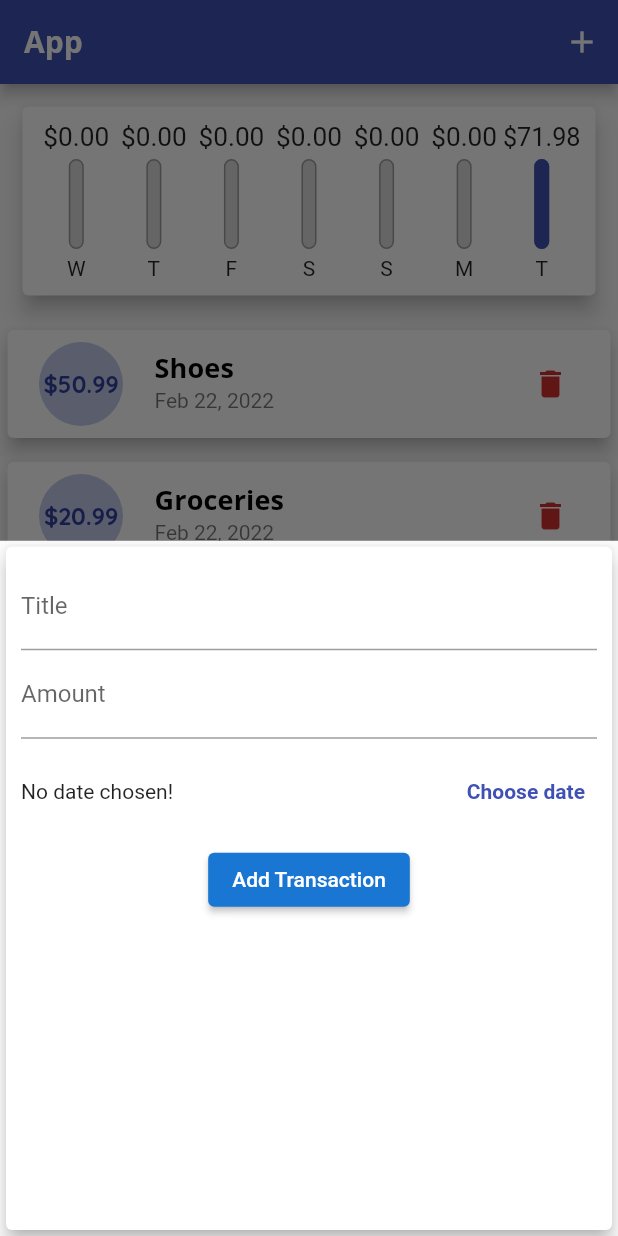
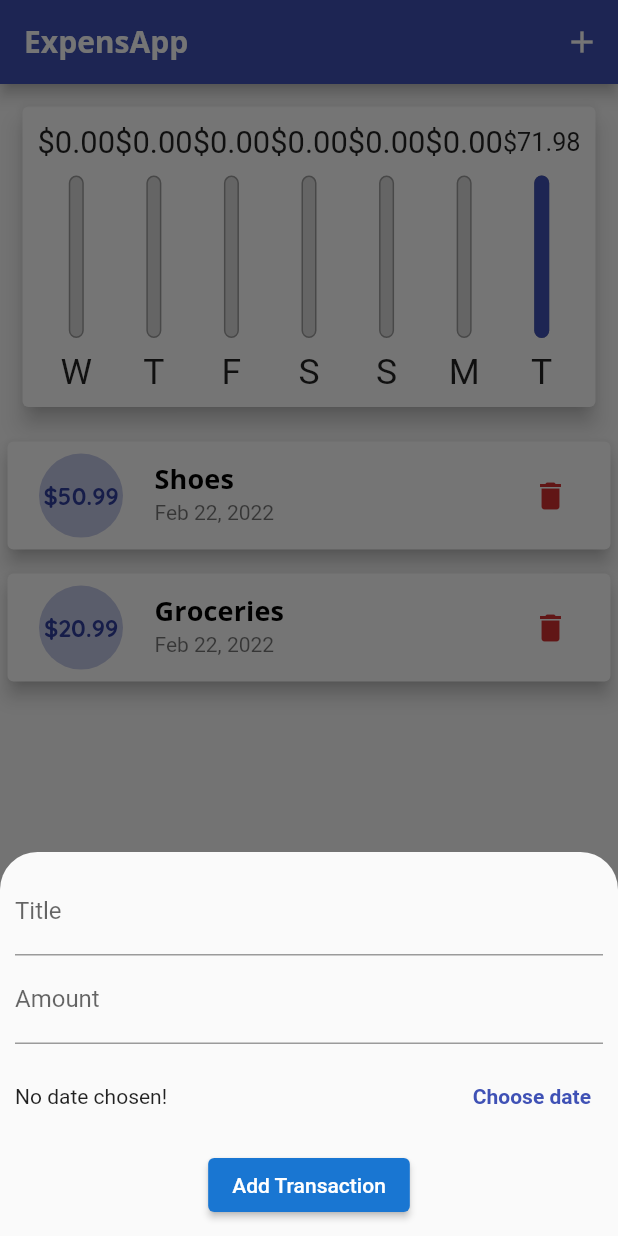
Before and after one commit to psieczkowska/expensapp, a Flutter app: the screen it shows after launch, after a tap on the "add" icon, on a phone screen of 412 x 824 dp. Run offline on Flutter 3.47's test engine with Material 2 defaults, Android fonts, the phone set to English and light mode, and no system bars.

Commit message:
Make app responsive and adaptive for iOS

```diff
--- a/lib/main.dart
+++ b/lib/main.dart
@@ -1,4 +1,7 @@
+import 'dart:io';
 import 'package:flutter/material.dart';
+import 'package:flutter/cupertino.dart';
+import 'package:flutter/services.dart';
 import './widgets/new_transaction.dart';
 
 import './models/transaction.dart';
@@ -14,7 +17,7 @@
 
   @override
   Widget build(BuildContext context) {
-    return MaterialApp(
+    return  MaterialApp(
       title: 'ExpensApp',
       theme: ThemeData(
         primarySwatch: Colors.indigo,
@@ -66,6 +69,8 @@
     ),
   ];
 
+  bool _showChart = false;
+
   List<Transaction> get _recentTransactions {
     return _userTransactions.where((element) {
       return element.date.isAfter(
@@ -94,6 +99,9 @@
   void _startAddNewTransaction(BuildContext ctx) {
     showModalBottomSheet(
       context: ctx,
+      isScrollControlled: true,
+      shape: RoundedRectangleBorder(
+          borderRadius: BorderRadius.vertical(top: Radius.circular(25.0))),
       builder: (bCtx) {
         return GestureDetector(
           onTap: () {},
@@ -112,10 +120,27 @@
 
   @override
   Widget build(BuildContext context) {
-    return Scaffold(
-      appBar: AppBar(
+    final mediaQuery = MediaQuery.of(context);
+    final isLandscape = mediaQuery.orientation == Orientation.landscape;
+
+    final PreferredSizeWidget appBar = Platform.isIOS
+        ? CupertinoNavigationBar(
+            middle: Text(
+              'ExpensApp',
+            ),
+            trailing: Row(
+              mainAxisSize: MainAxisSize.min,
+              children: [
+                GestureDetector(
+                  onTap: () => _startAddNewTransaction(context),
+                  child: Icon(CupertinoIcons.add),
+                )
+              ],
+            ),
+          )
+        : AppBar(
             title: Text(
-          'App',
+              'ExpensApp',
             ),
             actions: [
               IconButton(
@@ -123,24 +148,84 @@
                 icon: Icon(Icons.add),
               )
             ],
+          ) as PreferredSizeWidget;
+    final txListWidget = Container(
+      height: (mediaQuery.size.height -
+              appBar.preferredSize.height -
+              mediaQuery.padding.top) *
+          0.70,
+      child: TransactionList(
+        _userTransactions,
+        _deleteTransaction,
       ),
-      body: SingleChildScrollView(
+    );
+
+    final pageBody = SafeArea(
+      child: SingleChildScrollView(
         child: Column(
           crossAxisAlignment: CrossAxisAlignment.center,
           children: <Widget>[
+            if (isLandscape)
+              Row(
+                mainAxisAlignment: MainAxisAlignment.center,
+                children: [
+                  Text('Show chart', style: Theme.of(context).textTheme.titleSmall,),
+                  Switch.adaptive(
+                    value: _showChart,
+                    onChanged: (val) {
+                      setState(() {
+                        _showChart = val;
+                      });
+                    },
+                  ),
+                ],
+              ),
+            if (!isLandscape)
               Container(
                 width: double.infinity,
+                child: Container(
                   child: Chart(_recentTransactions),
+                  height: (mediaQuery.size.height -
+                          appBar.preferredSize.height -
+                          mediaQuery.padding.top) *
+                      0.30,
                 ),
-            TransactionList(_userTransactions, _deleteTransaction),
+              ),
+            if (!isLandscape) txListWidget,
+            if (isLandscape)
+              _showChart
+                  ? Container(
+                      width: double.infinity,
+                      child: Container(
+                        child: Chart(_recentTransactions),
+                        height: (mediaQuery.size.height -
+                                appBar.preferredSize.height -
+                                mediaQuery.padding.top) *
+                            0.70,
+                      ),
+                    )
+                  : txListWidget,
           ],
         ),
       ),
-      floatingActionButton: FloatingActionButton(
+    );
+
+    return Platform.isIOS
+        ? CupertinoPageScaffold(
+            child: pageBody,
+            navigationBar: appBar as ObstructingPreferredSizeWidget,
+          )
+        : Scaffold(
+            appBar: appBar,
+            body: pageBody,
+            floatingActionButton: Platform.isIOS
+                ? Container()
+                : FloatingActionButton(
                     onPressed: () => _startAddNewTransaction(context),
                     child: Icon(Icons.add),
                   ),
-      floatingActionButtonLocation: FloatingActionButtonLocation.centerFloat,
+            floatingActionButtonLocation:
+                FloatingActionButtonLocation.centerFloat,
           );
   }
 }
--- a/lib/widgets/chart_bar.dart
+++ b/lib/widgets/chart_bar.dart
@@ -9,19 +9,21 @@
 
   @override
   Widget build(BuildContext context) {
+    return LayoutBuilder(
+      builder: (context, constraints) {
         return Column(
           children: [
             Container(
-          height: 20,
+              height: constraints.maxHeight * 0.15,
               child: FittedBox(
                 child: Text('\$$spendingAmount'),
               ),
             ),
             SizedBox(
-          height: 5,
+              height: constraints.maxHeight * 0.05,
             ),
             Container(
-          height: 60,
+              height: constraints.maxHeight * 0.6,
               width: 10,
               child: Stack(
                 children: [
@@ -36,7 +38,7 @@
                     ),
                   ),
                   Container(
-                height: 60,
+                    height: constraints.maxHeight * 0.6,
                     width: 10,
                     child: FractionallySizedBox(
                       heightFactor: spendingPercentage,
@@ -53,10 +55,17 @@
               ),
             ),
             SizedBox(
-          height: 5,
+              height: constraints.maxHeight * 0.05,
             ),
-        Text(label),
+            Container(
+              height: constraints.maxHeight * 0.15,
+              child: FittedBox(
+                child: Text(label),
+              ),
+            ),
           ],
+        );
+      },
     );
   }
 }
--- a/lib/widgets/new_transaction.dart
+++ b/lib/widgets/new_transaction.dart
@@ -48,11 +48,14 @@
   @override
   Widget build(BuildContext context) {
     return Container(
-      child: Card(
-        elevation: 5,
-        child: Container(
-          padding: EdgeInsets.all(10),
+      padding: EdgeInsets.only(
+        bottom: MediaQuery.of(context).viewInsets.bottom + 10,
+        top: 10,
+        left: 10,
+        right: 10,
+      ),
       child: Column(
+        mainAxisSize: MainAxisSize.min,
         children: [
           TextField(
             decoration: InputDecoration(
@@ -104,8 +107,6 @@
           )
         ],
       ),
-        ),
-      ),
     );
   }
 }
--- a/lib/widgets/transaction_list.dart
+++ b/lib/widgets/transaction_list.dart
@@ -10,9 +10,10 @@
   @override
   Widget build(BuildContext context) {
     return Container(
-      height: 450,
       child: transactions.isEmpty
-          ? Column(
+          ? LayoutBuilder(
+              builder: (BuildContext context, BoxConstraints constraints) {
+                return Column(
                   children: [
                     Text(
                       'No transactions added yet!',
@@ -22,13 +23,15 @@
                       height: 10,
                     ),
                     Container(
-                  height: 200,
+                      height: constraints.maxHeight * 0.6,
                       child: Image.asset(
                         'assets/images/waiting.png',
                         fit: BoxFit.cover,
                       ),
                     ),
                   ],
+                );
+              },
             )
           : ListView.builder(
               itemBuilder: (context, index) {
```
Also changed, not shown: lib/widgets/adaptive_button.dart (added). Lines whose indentation alone changed are shown as unchanged.
